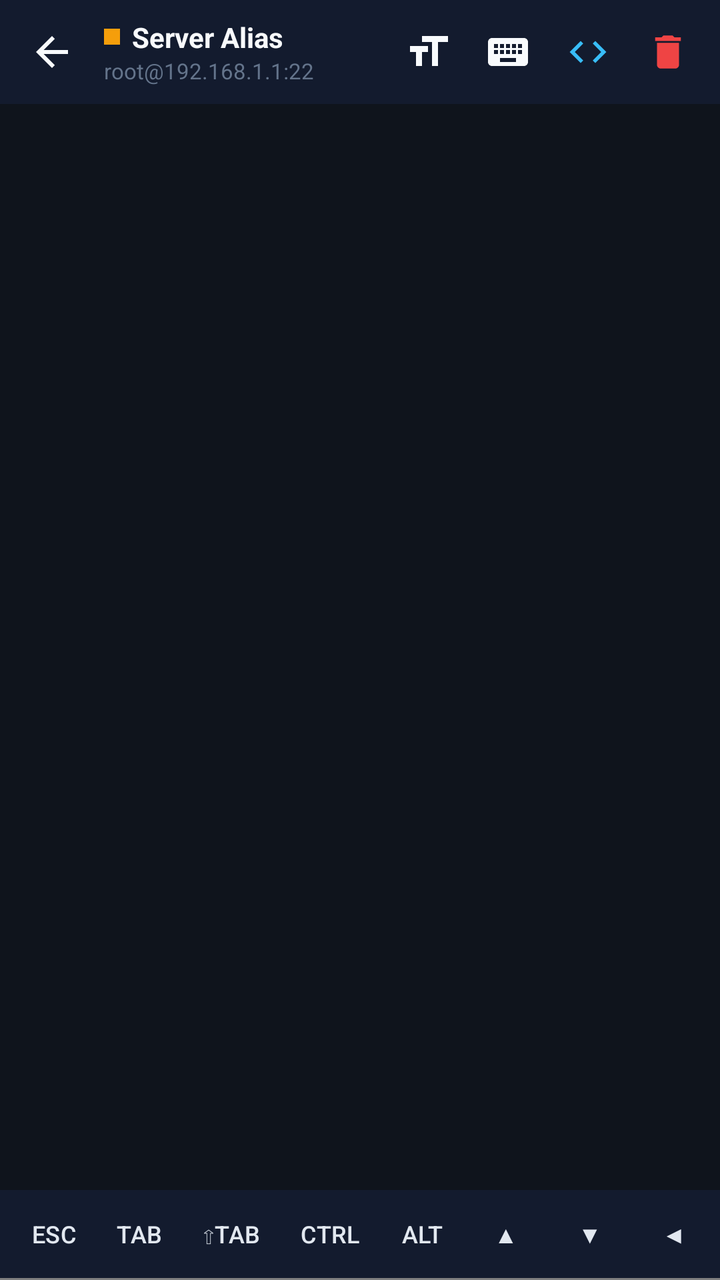
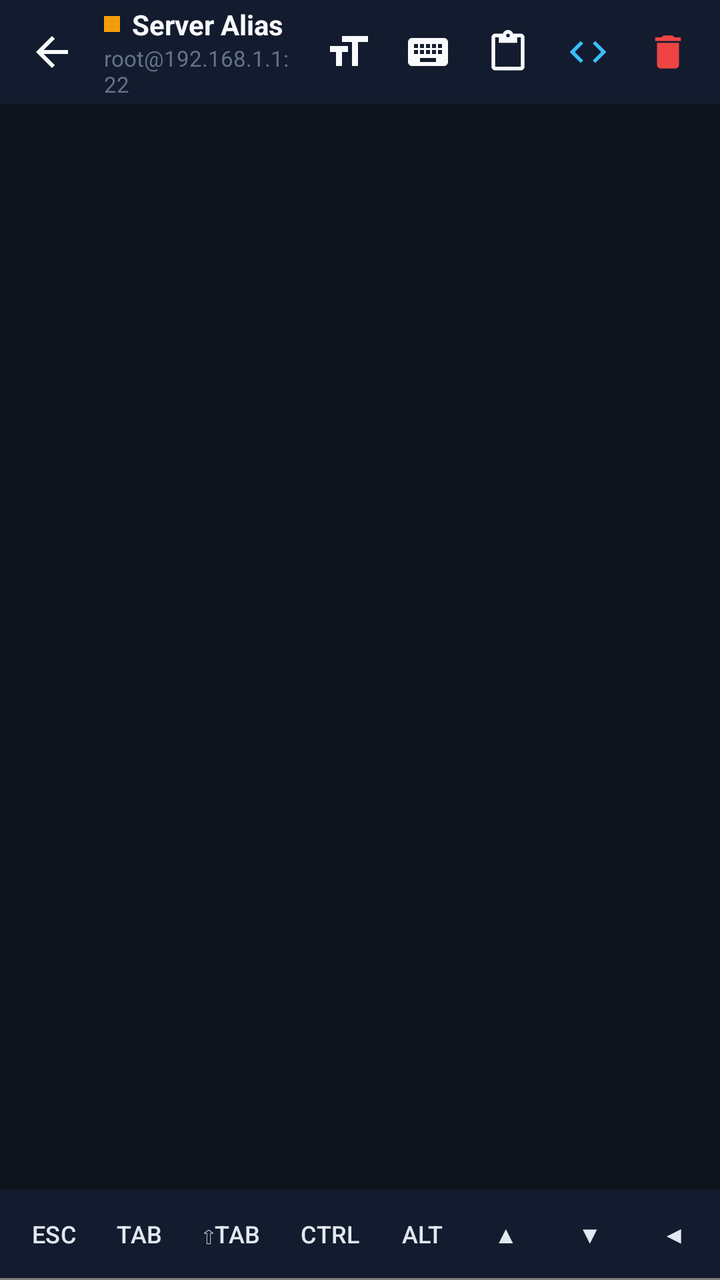

An Android layout rendered at two revisions. The XML below is the earlier revision; the diff shows what the commit changed to produce the second picture.
<!-- AndroidManifest.xml: activity theme Theme.LeuwiPanjang.Terminal -->
<!-- res/layout/activity_terminal.xml -->
<?xml version="1.0" encoding="utf-8"?>
<LinearLayout xmlns:android="http://schemas.android.com/apk/res/android"
    xmlns:app="http://schemas.android.com/apk/res-auto"
    android:layout_width="match_parent"
    android:layout_height="match_parent"
    android:background="@color/terminal_bg"
    android:orientation="vertical">

    
    <LinearLayout
        android:layout_width="match_parent"
        android:layout_height="52dp"
        android:background="@color/surface_dark"
        android:gravity="center_vertical"
        android:orientation="horizontal"
        android:paddingStart="8dp"
        android:paddingEnd="8dp">

        <ImageView
            android:id="@+id/btnBack"
            android:focusable="true"
            android:foreground="@drawable/focus_ring"
            android:layout_width="36dp"
            android:layout_height="36dp"
            android:background="?attr/selectableItemBackgroundBorderless"
            android:contentDescription="@null"
            android:padding="6dp"
            android:src="@drawable/ic_arrow_back"
            app:tint="@color/text_primary" />

        <LinearLayout
            android:layout_width="0dp"
            android:layout_height="wrap_content"
            android:layout_marginStart="8dp"
            android:layout_weight="1"
            android:orientation="vertical">

            <LinearLayout
                android:layout_width="wrap_content"
                android:layout_height="wrap_content"
                android:gravity="center_vertical"
                android:orientation="horizontal">

                
                <View
                    android:id="@+id/viewStatusDot"
                    android:layout_width="8dp"
                    android:layout_height="8dp"
                    android:layout_marginEnd="6dp"
                    android:background="@color/status_warning" />

                <TextView
                    android:id="@+id/tvTerminalTitle"
                    android:layout_width="wrap_content"
                    android:layout_height="wrap_content"
                    android:text="Server Alias"
                    android:textColor="@color/text_primary"
                    android:textSize="14sp"
                    android:textStyle="bold" />
            </LinearLayout>

            <TextView
                android:id="@+id/tvTerminalSubtitle"
                android:layout_width="wrap_content"
                android:layout_height="wrap_content"
                android:text="root@192.168.1.1:22"
                android:textColor="@color/text_muted"
                android:textSize="11sp" />
        </LinearLayout>

        
        <ImageView
            android:id="@+id/btnFontSize"
            android:focusable="true"
            android:foreground="@drawable/focus_ring"
            android:layout_width="36dp"
            android:layout_height="36dp"
            android:background="?attr/selectableItemBackgroundBorderless"
            android:contentDescription="@string/font_size"
            android:padding="6dp"
            android:src="@drawable/ic_format_size"
            app:tint="@color/text_primary" />

        
        <ImageView
            android:id="@+id/btnToggleKeyboard"
            android:focusable="true"
            android:foreground="@drawable/focus_ring"
            android:layout_width="36dp"
            android:layout_height="36dp"
            android:layout_marginStart="4dp"
            android:background="?attr/selectableItemBackgroundBorderless"
            android:contentDescription="@string/toggle_keyboard"
            android:padding="6dp"
            android:src="@drawable/ic_keyboard"
            app:tint="@color/text_primary" />

        
        <ImageView
            android:id="@+id/btnRunSnippet"
            android:focusable="true"
            android:foreground="@drawable/focus_ring"
            android:layout_width="36dp"
            android:layout_height="36dp"
            android:layout_marginStart="4dp"
            android:background="?attr/selectableItemBackgroundBorderless"
            android:contentDescription="@null"
            android:padding="7dp"
            android:src="@drawable/ic_code"
            app:tint="@color/primary" />

        
        <ImageView
            android:id="@+id/btnDisconnect"
            android:focusable="true"
            android:foreground="@drawable/focus_ring"
            android:layout_width="36dp"
            android:layout_height="36dp"
            android:layout_marginStart="4dp"
            android:background="?attr/selectableItemBackgroundBorderless"
            android:contentDescription="@null"
            android:padding="7dp"
            android:src="@drawable/ic_delete"
            app:tint="@color/status_error" />

    </LinearLayout>

    
    <ScrollView
        android:id="@+id/scrollTerminal"
        android:layout_width="match_parent"
        android:layout_height="0dp"
        android:layout_weight="1"
        android:clipToPadding="false"
        android:fillViewport="true"
        android:focusable="false"
        android:focusableInTouchMode="false"
        android:paddingStart="8dp"
        android:paddingEnd="8dp"
        android:paddingTop="8dp"
        android:paddingBottom="4dp">

        <TextView
            android:id="@+id/tvTerminalOutput"
            android:layout_width="match_parent"
            android:layout_height="wrap_content"
            android:fontFamily="monospace"
            android:lineSpacingExtra="2dp"
            android:focusable="false"
            android:focusableInTouchMode="false"
            android:paddingBottom="28dp"
            android:textColor="@color/text_primary"
            android:textSize="13sp" />
    </ScrollView>

    
    <HorizontalScrollView
        android:layout_width="match_parent"
        android:layout_height="44dp"
        android:background="@color/surface_dark"
        android:scrollbars="none">

        <LinearLayout
            android:id="@+id/layoutAccessoryKeys"
            android:layout_width="wrap_content"
            android:layout_height="match_parent"
            android:gravity="center_vertical"
            android:orientation="horizontal"
            android:paddingStart="8dp"
            android:paddingEnd="8dp">

            <Button
                android:id="@+id/keyEsc"
                style="@style/Widget.LeuwiPanjang.KeyButton"
                android:layout_width="wrap_content"
                android:layout_height="32dp"
                android:layout_marginEnd="4dp"
                android:text="ESC" />

            <Button
                android:id="@+id/keyTab"
                style="@style/Widget.LeuwiPanjang.KeyButton"
                android:layout_width="wrap_content"
                android:layout_height="32dp"
                android:layout_marginEnd="4dp"
                android:text="TAB" />

            <Button
                android:id="@+id/keyShiftTab"
                style="@style/Widget.LeuwiPanjang.KeyButton"
                android:layout_width="wrap_content"
                android:layout_height="32dp"
                android:layout_marginEnd="4dp"
                android:text="⇧TAB" />

            <Button
                android:id="@+id/keyCtrl"
                style="@style/Widget.LeuwiPanjang.KeyButton"
                android:layout_width="wrap_content"
                android:layout_height="32dp"
                android:layout_marginEnd="4dp"
                android:text="CTRL" />

            <Button
                android:id="@+id/keyAlt"
                style="@style/Widget.LeuwiPanjang.KeyButton"
                android:layout_width="wrap_content"
                android:layout_height="32dp"
                android:layout_marginEnd="4dp"
                android:text="ALT" />

            <Button
                android:id="@+id/keyUp"
                style="@style/Widget.LeuwiPanjang.KeyButton"
                android:layout_width="wrap_content"
                android:layout_height="32dp"
                android:layout_marginEnd="4dp"
                android:text="▲" />

            <Button
                android:id="@+id/keyDown"
                style="@style/Widget.LeuwiPanjang.KeyButton"
                android:layout_width="wrap_content"
                android:layout_height="32dp"
                android:layout_marginEnd="4dp"
                android:text="▼" />

            <Button
                android:id="@+id/keyLeft"
                style="@style/Widget.LeuwiPanjang.KeyButton"
                android:layout_width="wrap_content"
                android:layout_height="32dp"
                android:layout_marginEnd="4dp"
                android:text="◀" />

            <Button
                android:id="@+id/keyRight"
                style="@style/Widget.LeuwiPanjang.KeyButton"
                android:layout_width="wrap_content"
                android:layout_height="32dp"
                android:layout_marginEnd="4dp"
                android:text="▶" />

            <Button
                android:id="@+id/keyPgUp"
                style="@style/Widget.LeuwiPanjang.KeyButton"
                android:layout_width="wrap_content"
                android:layout_height="32dp"
                android:layout_marginEnd="4dp"
                android:text="PGUP" />

            <Button
                android:id="@+id/keyPgDown"
                style="@style/Widget.LeuwiPanjang.KeyButton"
                android:layout_width="wrap_content"
                android:layout_height="32dp"
                android:layout_marginEnd="4dp"
                android:text="PGDN" />

            <Button
                android:id="@+id/keyPipe"
                style="@style/Widget.LeuwiPanjang.KeyButton"
                android:layout_width="wrap_content"
                android:layout_height="32dp"
                android:layout_marginEnd="4dp"
                android:text="|" />

            <Button
                android:id="@+id/keySlash"
                style="@style/Widget.LeuwiPanjang.KeyButton"
                android:layout_width="wrap_content"
                android:layout_height="32dp"
                android:layout_marginEnd="4dp"
                android:text="/" />

            <Button
                android:id="@+id/keyTilde"
                style="@style/Widget.LeuwiPanjang.KeyButton"
                android:layout_width="wrap_content"
                android:layout_height="32dp"
                android:layout_marginEnd="4dp"
                android:text="~" />

            <Button
                android:id="@+id/keyDash"
                style="@style/Widget.LeuwiPanjang.KeyButton"
                android:layout_width="wrap_content"
                android:layout_height="32dp"
                android:layout_marginEnd="4dp"
                android:text="-" />

            <Button
                android:id="@+id/keyColon"
                style="@style/Widget.LeuwiPanjang.KeyButton"
                android:layout_width="wrap_content"
                android:layout_height="32dp"
                android:layout_marginEnd="4dp"
                android:text=":" />

            <Button
                android:id="@+id/keyCtrlC"
                style="@style/Widget.LeuwiPanjang.KeyButton"
                android:layout_width="wrap_content"
                android:layout_height="32dp"
                android:layout_marginEnd="4dp"
                android:text="^C"
                android:textColor="@color/status_error" />

            <Button
                android:id="@+id/keyCtrlD"
                style="@style/Widget.LeuwiPanjang.KeyButton"
                android:layout_width="wrap_content"
                android:layout_height="32dp"
                android:layout_marginEnd="4dp"
                android:text="^D" />

            <Button
                android:id="@+id/keyCtrlBackslash"
                style="@style/Widget.LeuwiPanjang.KeyButton"
                android:layout_width="wrap_content"
                android:layout_height="32dp"
                android:layout_marginEnd="4dp"
                android:text="^\\"
                android:textColor="@color/status_warning" />

            <Button
                android:id="@+id/keyCtrlZ"
                style="@style/Widget.LeuwiPanjang.KeyButton"
                android:layout_width="wrap_content"
                android:layout_height="32dp"
                android:text="^Z" />

        </LinearLayout>
    </HorizontalScrollView>

    
    <id.biz.id.leuwipanjang.ui.terminal.TerminalInputView
        android:id="@+id/etTerminalInput"
        android:layout_width="match_parent"
        android:layout_height="1dp"
        android:focusable="true"
        android:focusableInTouchMode="true"
        android:importantForAccessibility="no" />

</LinearLayout>
<!-- resources referenced by this layout -->
<resources>
  <color name="primary">#38BDF8</color>
  <color name="status_error">#EF4444</color>
  <color name="status_warning">#F59E0B</color>
  <color name="surface_dark">#131B2E</color>
  <color name="terminal_bg">#0F141C</color>
  <color name="text_muted">#64748B</color>
  <color name="text_primary">#F8FAFC</color>
  <!-- drawable focus_ring (drawable) -->
  <?xml version="1.0" encoding="utf-8"?>
  <selector xmlns:android="http://schemas.android.com/apk/res/android">
      <item android:state_focused="true">
          <shape android:shape="rectangle">
              <corners android:radius="8dp" />
              <stroke android:width="2dp" android:color="@color/primary" />
          </shape>
      </item>
      <item android:drawable="@android:color/transparent" />
  </selector>
  <!-- drawable ic_arrow_back (drawable) -->
  <vector xmlns:android="http://schemas.android.com/apk/res/android"
      android:width="24dp"
      android:height="24dp"
      android:viewportWidth="24"
      android:viewportHeight="24">
    <path
        android:fillColor="@color/text_primary"
        android:pathData="M20,11H7.83l5.59,-5.59L12,4l-8,8 8,8 1.41,-1.41L7.83,13H20v-2z"/>
  </vector>
  <!-- drawable ic_code (drawable) -->
  <vector xmlns:android="http://schemas.android.com/apk/res/android"
      android:width="24dp"
      android:height="24dp"
      android:viewportWidth="24"
      android:viewportHeight="24">
    <path
        android:fillColor="@color/text_primary"
        android:pathData="M9.4,16.6L4.8,12l4.6,-4.6L8,6l-6,6 6,6 1.4,-1.4zm5.2,0l4.6,-4.6 -4.6,-4.6L16,6l6,6 -6,6 -1.4,-1.4z"/>
  </vector>
  <!-- drawable ic_delete (drawable) -->
  <vector xmlns:android="http://schemas.android.com/apk/res/android"
      android:width="24dp"
      android:height="24dp"
      android:viewportWidth="24"
      android:viewportHeight="24">
    <path
        android:fillColor="@color/text_primary"
        android:pathData="M6,19c0,1.1 0.9,2 2,2h8c1.1,0 2,-0.9 2,-2V7H6v12zM19,4h-3.5l-1,-1h-5l-1,1H5v2h14V4z"/>
  </vector>
  <!-- drawable ic_format_size (drawable) -->
  <vector xmlns:android="http://schemas.android.com/apk/res/android"
      android:width="24dp"
      android:height="24dp"
      android:viewportWidth="24"
      android:viewportHeight="24">
    <path
        android:fillColor="@color/text_primary"
        android:pathData="M9,4v3h5v12h3V7h5V4H9zm-6,8h3v7h3v-7h3V9H3v3z"/>
  </vector>
  <string name="font_size">Font Size</string>
  <string name="toggle_keyboard">Toggle Keyboard</string>
  <style name="Theme.LeuwiPanjang.Terminal" parent="Theme.LeuwiPanjang">
          <item name="android:windowBackground">@color/terminal_bg</item>
          <item name="android:statusBarColor">@color/terminal_bg</item>
          <item name="android:navigationBarColor">@color/surface_dark</item>
      </style>
  <color name="terminal_key_btn_bg">#1E293B</color>
  <color name="terminal_key_text">#E2E8F0</color>
  <color name="primary_variant">#0284C7</color>
  <color name="secondary">#6366F1</color>
  <color name="bg_dark">#0B0F19</color>
  <color name="surface_card">#1B2438</color>
  <color name="text_secondary">#94A3B8</color>
  <!-- unchanged entries left out for length: 3 -->
</resources>

<!-- the commit's change to res/layout/activity_terminal.xml (unified diff, before → after) -->
@@ -93,6 +93,20 @@
             android:contentDescription="@string/toggle_keyboard"
             android:padding="6dp"
             android:src="@drawable/ic_keyboard"
+            app:tint="@color/text_primary" />
+
+        
+        <ImageView
+            android:id="@+id/btnPaste"
+            android:focusable="true"
+            android:foreground="@drawable/focus_ring"
+            android:layout_width="36dp"
+            android:layout_height="36dp"
+            android:layout_marginStart="4dp"
+            android:background="?attr/selectableItemBackgroundBorderless"
+            android:contentDescription="@string/terminal_paste"
+            android:padding="7dp"
+            android:src="@drawable/ic_paste"
             app:tint="@color/text_primary" />
 
         
<!-- resource entries referenced after the edit -->
@@ -58,7 +58,18 @@
         android:fillColor="@color/text_primary"
         android:pathData="M9,4v3h5v12h3V7h5V4H9zm-6,8h3v7h3v-7h3V9H3v3z"/>
   </vector>
+  <!-- drawable ic_paste (drawable) -->
+  <vector xmlns:android="http://schemas.android.com/apk/res/android"
+      android:width="24dp"
+      android:height="24dp"
+      android:viewportWidth="24"
+      android:viewportHeight="24">
+    <path
+        android:fillColor="@color/text_primary"
+        android:pathData="M19,2h-4.18C14.4,0.84 13.3,0 12,0c-1.3,0 -2.4,0.84 -2.82,2H5c-1.1,0 -2,0.9 -2,2v16c0,1.1 0.9,2 2,2h14c1.1,0 2,-0.9 2,-2V4c0,-1.1 -0.9,-2 -2,-2zM12,2c0.55,0 1,0.45 1,1s-0.45,1 -1,1 -1,-0.45 -1,-1 0.45,-1 1,-1zM19,20H5V4h2v3h10V4h2v16z"/>
+  </vector>
   <string name="font_size">Font Size</string>
+  <string name="terminal_paste">Paste</string>
   <string name="toggle_keyboard">Toggle Keyboard</string>
   <style name="Theme.LeuwiPanjang.Terminal" parent="Theme.LeuwiPanjang">
           <item name="android:windowBackground">@color/terminal_bg</item>
